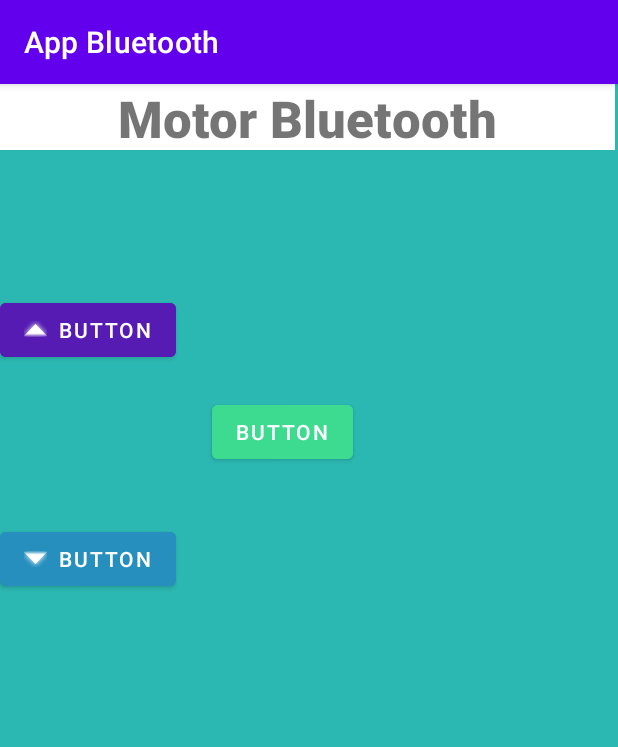
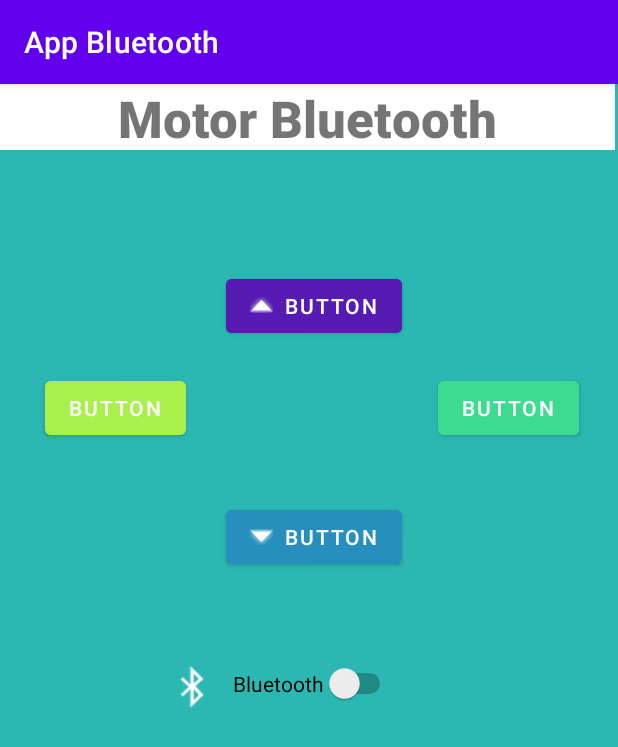
Before and after one commit to mBrond/motorBluetooth, an Android app: the screen it shows after launch (MainActivity), on a phone screen of 412 x 824 dp. Shown: the top 747 px of the screen. Run offline under Robolectric (Android 15) with nearby library versions, the phone set to English and light mode, and no system bars.

Commit message:
add arduino

```diff
--- a/AppBluetooth/app/src/main/AndroidManifest.xml
+++ b/AppBluetooth/app/src/main/AndroidManifest.xml
@@ -1,6 +1,8 @@
 <?xml version="1.0" encoding="utf-8"?>
 <manifest xmlns:android="http://schemas.android.com/apk/res/android"
     package="com.example.appbluetooth">
+    <uses-permission android:name="android.permission.BLUETOOTH"></uses-permission>
+    <uses-permission android:name="android.permission.BLUETOOTH_ADMIN"></uses-permission>
 
     <application
         android:allowBackup="true"
--- a/AppBluetooth/app/src/main/java/com/example/appbluetooth/MainActivity.java
+++ b/AppBluetooth/app/src/main/java/com/example/appbluetooth/MainActivity.java
@@ -3,12 +3,23 @@ package com.example.appbluetooth;
 import androidx.appcompat.app.AppCompatActivity;
 
 import android.os.Bundle;
+import android.widget.Button;
+import android.widget.Switch;
 
 public class MainActivity extends AppCompatActivity {
+    private Button botao_cima, botao_baixo, botao_esquerda, botao_direita;
+    private Switch switch1;
 
     @Override
     protected void onCreate(Bundle savedInstanceState) {
         super.onCreate(savedInstanceState);
         setContentView(R.layout.activity_main);
+
+        botao_cima = findViewById(R.id.cim);
+        botao_baixo = findViewById(R.id.bai);
+        botao_esquerda = findViewById(R.id.esq);
+        botao_direita = findViewById(R.id.dir);
+        switch1 = findViewById(R.id.switch1);
+
     }
 }
--- a/AppBluetooth/app/src/main/res/layout/activity_main.xml
+++ b/AppBluetooth/app/src/main/res/layout/activity_main.xml
@@ -9,6 +9,7 @@
     tools:context=".MainActivity">
 
     <TextView
+        android:id="@+id/textView"
         android:layout_width="410dp"
         android:layout_height="44dp"
         android:background="#FFFFFF"
@@ -27,20 +28,20 @@
         app:layout_constraintVertical_bias="0.0" />
 
     <Button
-        android:id="@+id/button"
+        android:id="@+id/esq"
         android:layout_width="wrap_content"
         android:layout_height="wrap_content"
         android:layout_marginEnd="168dp"
         android:backgroundTint="#A9F04D"
         android:text="Button"
         app:iconTint="#B31B62"
-        app:layout_constraintEnd_toStartOf="@+id/button2"
+        app:layout_constraintEnd_toStartOf="@+id/dir"
         app:layout_constraintHorizontal_bias="1.0"
         app:layout_constraintStart_toStartOf="parent"
-        app:layout_constraintTop_toTopOf="@+id/button2" />
+        app:layout_constraintTop_toTopOf="@+id/dir" />
 
     <Button
-        android:id="@+id/button2"
+        android:id="@+id/dir"
         android:layout_width="wrap_content"
         android:layout_height="wrap_content"
         android:layout_marginStart="24dp"
@@ -49,22 +50,23 @@
         android:text="Button"
         app:layout_constraintEnd_toEndOf="parent"
         app:layout_constraintHorizontal_bias="0.0"
-        app:layout_constraintStart_toEndOf="@+id/button3"
-        app:layout_constraintTop_toTopOf="@+id/button3" />
+        app:layout_constraintStart_toEndOf="@+id/cim"
+        app:layout_constraintTop_toTopOf="@+id/cim" />
 
     <Button
-        android:id="@+id/button3"
+        android:id="@+id/cim"
         android:layout_width="wrap_content"
         android:layout_height="wrap_content"
-        android:layout_marginTop="140dp"
+        android:layout_marginTop="124dp"
+        android:layout_marginEnd="144dp"
         android:backgroundTint="#551BB3"
         android:text="Button"
         app:icon="@android:drawable/arrow_up_float"
-        app:layout_constraintTop_toTopOf="parent"
-        tools:layout_editor_absoluteX="146dp" />
+        app:layout_constraintEnd_toEndOf="parent"
+        app:layout_constraintTop_toTopOf="parent" />
 
     <Button
-        android:id="@+id/button4"
+        android:id="@+id/bai"
         android:layout_width="wrap_content"
         android:layout_height="wrap_content"
         android:layout_marginTop="80dp"
@@ -72,10 +74,29 @@
         android:text="Button"
         app:icon="@android:drawable/arrow_down_float"
         app:layout_constraintBottom_toBottomOf="parent"
-        app:layout_constraintEnd_toEndOf="@+id/button3"
+        app:layout_constraintEnd_toEndOf="@+id/cim"
         app:layout_constraintHorizontal_bias="0.0"
-        app:layout_constraintStart_toStartOf="@+id/button3"
-        app:layout_constraintTop_toBottomOf="@+id/button3"
+        app:layout_constraintStart_toStartOf="@+id/cim"
+        app:layout_constraintTop_toBottomOf="@+id/cim"
         app:layout_constraintVertical_bias="0.055" />
 
+    <ImageView
+        android:id="@+id/iconBluetooth"
+        android:layout_width="38dp"
+        android:layout_height="32dp"
+        android:layout_marginEnd="8dp"
+        app:layout_constraintEnd_toStartOf="@+id/switch1"
+        app:layout_constraintTop_toTopOf="@+id/switch1"
+        app:srcCompat="@android:drawable/stat_sys_data_bluetooth" />
+
+    <Switch
+        android:id="@+id/switch1"
+        android:layout_width="wrap_content"
+        android:layout_height="wrap_content"
+        android:layout_marginTop="60dp"
+        android:layout_marginEnd="148dp"
+        android:text="Bluetooth"
+        app:layout_constraintEnd_toEndOf="parent"
+        app:layout_constraintTop_toBottomOf="@+id/bai" />
+
 </androidx.constraintlayout.widget.ConstraintLayout>
```
Also changed, not shown: 1 other file.
